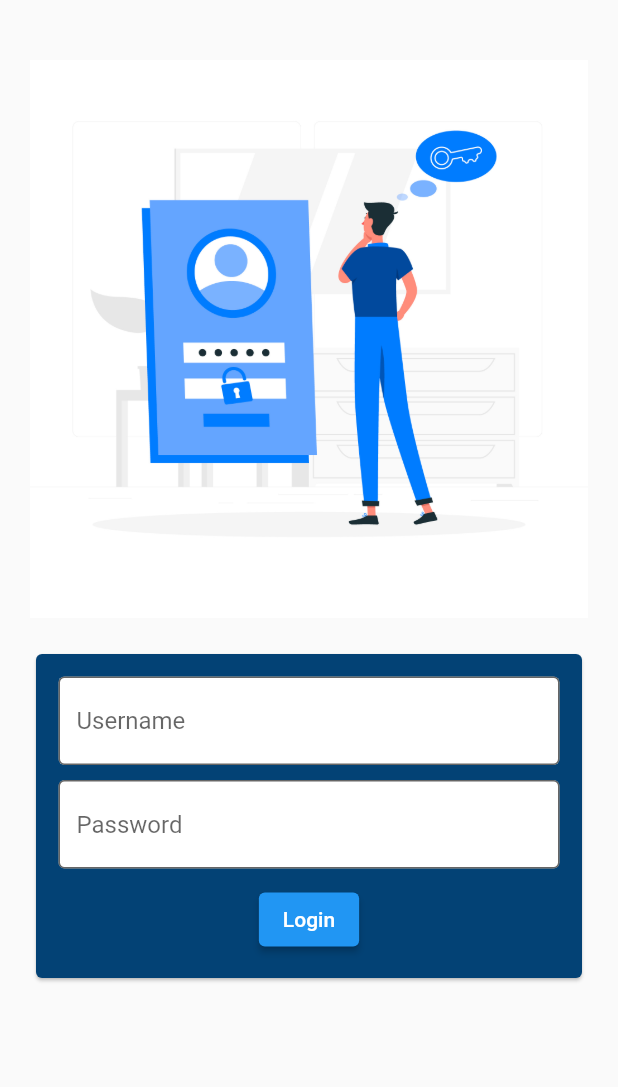
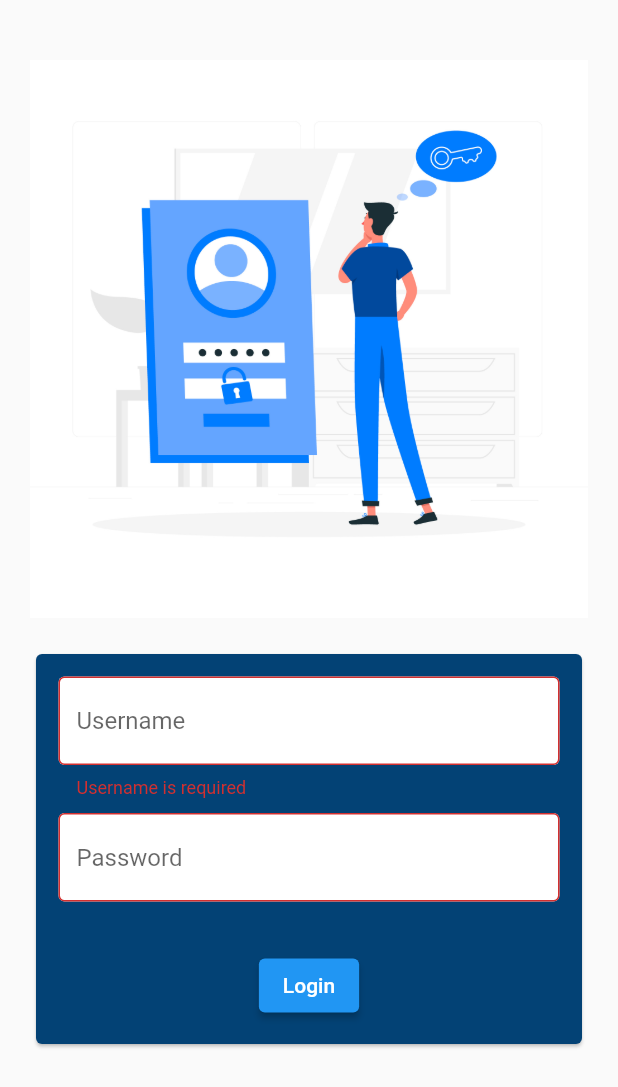
Before and after one commit to FebrianRifki/transisi_test, a Flutter app: the screen it shows after launch, after a tap on "Login", on a phone screen of 412 x 824 dp. Shown: the top 1087 px of the screen. Run offline on Flutter 3.47's test engine with Material 2 defaults, Android fonts, the phone set to English and light mode, and no system bars; our stand-ins replace get, image_picker, shimmer; network calls fail.

Commit message:
error handle at login screen

```diff
--- a/transisi_test_app/lib/src/app/data/modules/create_user_screen/controller.dart
+++ b/transisi_test_app/lib/src/app/data/modules/create_user_screen/controller.dart
@@ -22,6 +22,8 @@ class CreateUserController extends GetxController {
 
   createUser(username, job) async {
     isProcessing.value = true;
+    isSuccess.value = false;
+    isFailed.value = false;
     Map<String, dynamic> body = {'name': username, 'job': job};
     var res = await provider.createUser(body);
     if (res) {
--- a/transisi_test_app/lib/src/app/data/modules/dashboard_screen/views.dart
+++ b/transisi_test_app/lib/src/app/data/modules/dashboard_screen/views.dart
@@ -100,7 +100,8 @@ class DashboardScreen extends GetView<DashboardController> {
             }),
             Obx(() {
               return Visibility(
-                visible: controller.isLoadMoreVisible.value,
+                visible: controller.isLoadMoreVisible.value &&
+                    controller.foundUsers.isEmpty,
                 child: ElevatedButton(
                   style: ButtonStyle(
                     backgroundColor:
--- a/transisi_test_app/lib/src/app/data/modules/logins_screen/controller.dart
+++ b/transisi_test_app/lib/src/app/data/modules/logins_screen/controller.dart
@@ -7,26 +7,50 @@ class LoginController extends GetxController {
   RxBool isSuccessLogin = false.obs;
   RxBool isFailedLogin = false.obs;
   String? token;
+  String isFailedLoginMessage = '';
   Provider provider = Provider();
+  RxBool isErrorUsername = false.obs;
+  RxBool isErrorPassword = false.obs;
+
+  validateUserName(value) {
+    if (value.isEmpty) {
+      isErrorUsername.value = true;
+      return 'Username is required';
+    } else {
+      isErrorUsername.value = false;
+      return null;
+    }
+  }
+
+  validatePassword(value) {
+    if (value.isEmpty) {
+      isErrorPassword.value = true;
+      return 'Password is required';
+    } else {
+      isErrorPassword.value = false;
+      return null;
+    }
+  }
 
   login(email, password) async {
     isProcessing.value = true;
     Map<String, dynamic> body = {"email": email, "password": password};
+    try {
       Map<String, dynamic> response = await provider.login(body);
-
-    if (response.isNotEmpty) {
+      if (response.containsKey('error')) {
+        isProcessing.value = false;
+        isFailedLogin.value = true;
+        await Future.delayed(const Duration(milliseconds: 4000));
+        isFailedLogin.value = false;
+        print('something went wrong');
+      } else {
         isProcessing.value = false;
         token = response['token'];
         isSuccessLogin.value = true;
         await Future.delayed(const Duration(milliseconds: 4000));
         Get.to(() => const DashboardScreen());
         isSuccessLogin.value = false;
-    } else {
-      isProcessing.value = false;
-      isFailedLogin.value = true;
-      await Future.delayed(const Duration(milliseconds: 4000));
-      isFailedLogin.value = false;
-      print('something went wrong');
+      }
+    } catch (e) {}
   }
 }
-}
--- a/transisi_test_app/lib/src/app/data/modules/logins_screen/view.dart
+++ b/transisi_test_app/lib/src/app/data/modules/logins_screen/view.dart
@@ -1,8 +1,8 @@
 import 'package:flutter/material.dart';
 import 'package:get/get.dart';
-import 'package:transisi_test_app/src/app/data/modules/dashboard_screen/views.dart';
 import 'package:transisi_test_app/src/app/data/modules/logins_screen/controller.dart';
 import 'package:transisi_test_app/src/app/util/constant/color.dart';
+import 'package:transisi_test_app/src/app/util/string/string.dart';
 
 class LoginScreen extends StatefulWidget {
   const LoginScreen({super.key});
@@ -15,6 +15,9 @@ class _LoginScreenState extends State<LoginScreen> {
   final LoginController _loginController = LoginController();
   final TextEditingController _emailController = TextEditingController();
   final TextEditingController _passwordController = TextEditingController();
+  final GlobalKey<FormState> _userNameFormKey = GlobalKey<FormState>();
+  final GlobalKey<FormState> _passwordFormKey = GlobalKey<FormState>();
+
   @override
   Widget build(BuildContext context) {
     final height = MediaQuery.of(context).size.height;
@@ -35,26 +38,46 @@ class _LoginScreenState extends State<LoginScreen> {
                   padding: const EdgeInsets.all(15.0),
                   child: Column(
                     children: [
-                      TextFormField(
+                      Form(
+                        key: _userNameFormKey,
+                        child: TextFormField(
                           controller: _emailController,
-                        decoration: const InputDecoration(
+                          decoration: InputDecoration(
                             fillColor: Colors.white,
                             filled: true,
-                          border: OutlineInputBorder(borderSide: BorderSide()),
+                            border: const OutlineInputBorder(
+                                borderSide: BorderSide()),
                             hintText: 'Username',
+                            errorText: _loginController.isErrorUsername.isTrue
+                                ? userNameErrorText
+                                : '',
+                          ),
+                          validator: (value) {
+                            return _loginController.validateUserName(value);
+                          },
                         ),
                       ),
                       const SizedBox(
                         height: 10,
                       ),
-                      TextFormField(
+                      Form(
+                        key: _passwordFormKey,
+                        child: TextFormField(
                           controller: _passwordController,
                           obscureText: true,
-                        decoration: const InputDecoration(
+                          decoration: InputDecoration(
                             fillColor: Colors.white,
                             filled: true,
-                          border: OutlineInputBorder(borderSide: BorderSide()),
+                            border: const OutlineInputBorder(
+                                borderSide: BorderSide()),
                             hintText: 'Password',
+                            errorText: _loginController.isErrorPassword.isTrue
+                                ? passowrdErrorText
+                                : '',
+                          ),
+                          validator: (value) {
+                            return _loginController.validatePassword(value);
+                          },
                         ),
                       ),
                       const SizedBox(
@@ -62,9 +85,11 @@ class _LoginScreenState extends State<LoginScreen> {
                       ),
                       ElevatedButton(
                           onPressed: () {
+                            if (_userNameFormKey.currentState!.validate() &&
+                                _passwordFormKey.currentState!.validate()) {
                               _loginController.login(_emailController.text,
                                   _passwordController.text);
-                            // Get.to(() => const DashboardScreen());
+                            }
                           },
                           child: const Text('Login')),
                       Obx(() {
@@ -88,7 +113,7 @@ class _LoginScreenState extends State<LoginScreen> {
                               .addPostFrameCallback((timeStamp) {
                             Get.snackbar(
                               'Failed',
-                              'Login Failed!',
+                              'Wrong username or password',
                               duration: const Duration(seconds: 2),
                               backgroundColor: Colors.redAccent,
                             );
--- a/transisi_test_app/lib/src/app/data/provider/provider.dart
+++ b/transisi_test_app/lib/src/app/data/provider/provider.dart
@@ -19,6 +19,7 @@ class Provider {
         return jsonDecode(response.body);
       } else {
         print('Request failed with status: ${response.statusCode}');
+        return jsonDecode(response.body);
       }
     } catch (e) {
       print(e);
--- /dev/null
+++ b/transisi_test_app/lib/src/app/util/string/string.dart
@@ -0,0 +1,2 @@
+String userNameErrorText = 'Username is required';
+String passowrdErrorText = 'Password is required';
```
Lines whose indentation alone changed are shown as unchanged.
